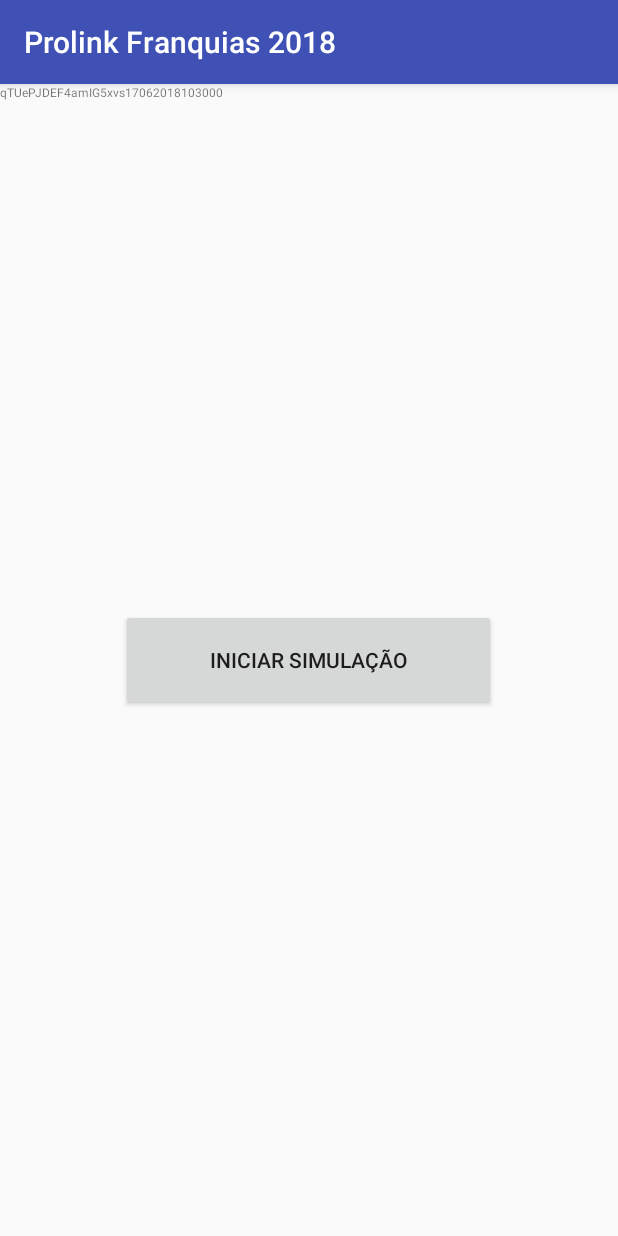
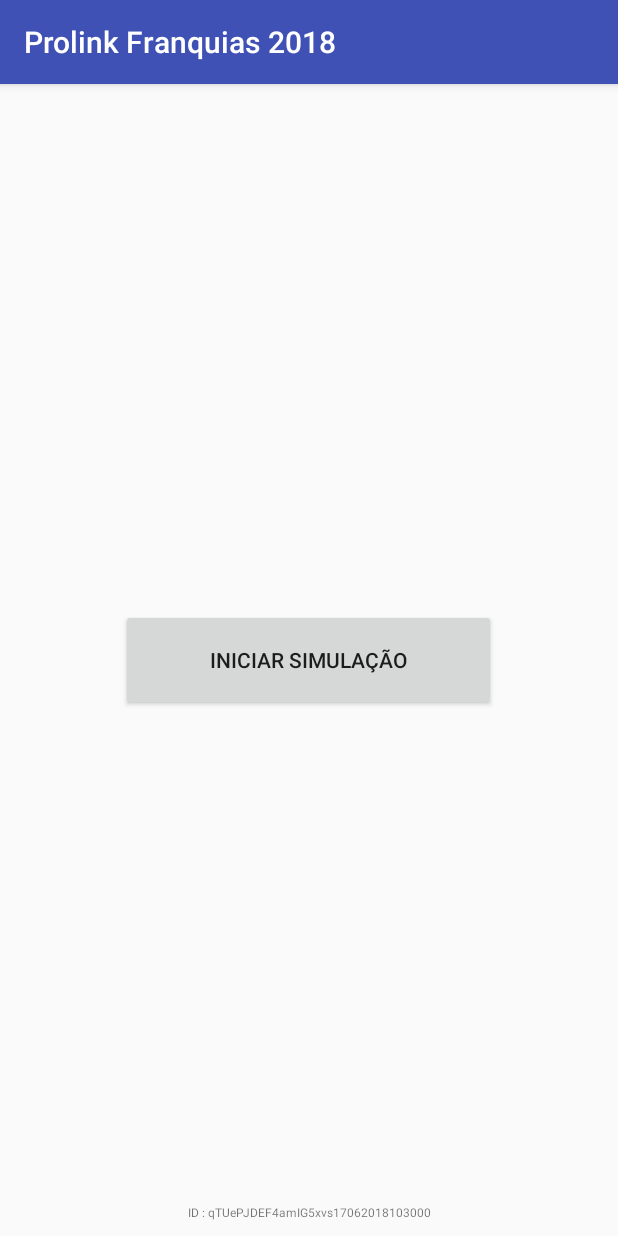
Before and after one commit to tiagods/PlkSimuladorFranquia, an Android app: the screen it shows after launch (MainActivity), on a phone screen of 412 x 824 dp. Run offline under Robolectric (Android 15) with nearby library versions, the phone set to English and light mode, and no system bars; libraries missing offline, so code that uses them is left out: com.beardedhen.androidbootstrap, com.loopj.android, cz.msebera.android; plain views replace BootstrapButton; 4 statements that could not run were skipped.

Commit message:
Aplicando segurança

```diff
--- a/app/src/main/java/com/prolink/tiago/plksimuladorfranquia/MainActivity.java
+++ b/app/src/main/java/com/prolink/tiago/plksimuladorfranquia/MainActivity.java
@@ -28,6 +28,8 @@ import java.util.Calendar;
 import java.util.List;
 import java.util.Random;
 
+import cz.msebera.android.httpclient.client.HttpResponseException;
+
 
 public class MainActivity extends AppCompatActivity implements View.OnClickListener{
 
@@ -35,9 +37,7 @@ public class MainActivity extends AppCompatActivity implements View.OnClickListe
     private TextView txVersao;
 
     private Class entity = FranquiaEscolhaActivity.class;
-    private String APP_REGISTRADO="app_registro";
     private String APP_COMERCIAL = "app_comercial";
-
     private String APP_CHAVE = "app_chave";
 
 
@@ -46,19 +46,13 @@ public class MainActivity extends AppCompatActivity implements View.OnClickListe
         super.onCreate(savedInstanceState);
         setContentView(R.layout.activity_main);
 
-        button = (BootstrapButton)findViewById(R.id.button);
+        button = findViewById(R.id.button);
         txVersao = findViewById(R.id.txVersao);
 
         button.setOnClickListener(MainActivity.this);
 
         executarAtualizacao();
         executarVerificacao();
-    }
-
-    void adicionar(String value,boolean result){
-        SharedPreferences.Editor editor = PreferenceManager.getDefaultSharedPreferences(this).edit();
-        editor.putBoolean(value,result);
-        editor.apply();
     }
     void adicionarChave(String value,String result){
         SharedPreferences.Editor editor = PreferenceManager.getDefaultSharedPreferences(this).edit();
@@ -67,7 +61,6 @@ public class MainActivity extends AppCompatActivity implements View.OnClickListe
     }
     @Override
     public void onClick(View view){
-        //CadastroActivity.class
         startActivity(new Intent(this,entity));
     }
     private void executarAtualizacao(){
@@ -89,35 +82,29 @@ public class MainActivity extends AppCompatActivity implements View.OnClickListe
     }
     private void executarVerificacao(){
         SharedPreferences preferences1 = PreferenceManager.getDefaultSharedPreferences(this);
+        String comercialUse = " : ";
         if(!preferences1.contains(APP_CHAVE)){
             adicionarChave(APP_CHAVE, gerarSerial());
         }
         if(!preferences1.contains(APP_COMERCIAL)){
             register(preferences1);
-            Log.i("COMERCIAL","SETANDO COMERCIAL...");
+            Log.i("COMERCIAL","SETANDO COMERCIAL: "+preferences1.getString(APP_CHAVE,"defaultStringIfNothingFound"));
         }
         else if(preferences1.contains(APP_COMERCIAL)){
             entity = CadastroActivity.class;
+            comercialUse = " COMERCIAL :";
             Log.i("COMERCIAL","COMERCIAL ATIVO...");
         }
         else{
             entity = FranquiaEscolhaActivity.class;
             Log.i("FRANQUIA","SETANDO FRANQUIA..."+preferences1.getString(APP_CHAVE,"defaultStringIfNothingFound"));
         }
-        txVersao.setText(preferences1.getString(APP_CHAVE,"defaultStringIfNothingFound"));
+        txVersao.setText("ID"+comercialUse+preferences1.getString(APP_CHAVE,"defaultStringIfNothingFound"));
     }
     void register(SharedPreferences preferences1){
         RegistroRestClientUsage registro = new RegistroRestClientUsage(this);
-        registro.verificarRegistro(preferences1.getString(APP_CHAVE,"defaultStringIfNothingFound"));
-        int code = registro.getCode();
-        if(code==404 || code == 204){
-            adicionar(APP_REGISTRADO,true);
-            Log.i("REGISTRO","app ,setado true");
-            if(code == 204){
-                adicionar(APP_COMERCIAL,true);
-                Log.i("REGISTRO","Comercial setado true");
-            }
-        }
+        registro.verificarRegistro(APP_COMERCIAL,preferences1.getString(APP_CHAVE, "defaultStringIfNothingFound"));
+        entity = registro.getEntity();
     }
     public String gerarSerial(){
         SimpleDateFormat sdf = new SimpleDateFormat("ddMMyyyyHHmmss");
--- a/app/src/main/java/com/prolink/tiago/plksimuladorfranquia/resources/FranquiasRestClientUsage.java
+++ b/app/src/main/java/com/prolink/tiago/plksimuladorfranquia/resources/FranquiasRestClientUsage.java
@@ -42,7 +42,7 @@ public class FranquiasRestClientUsage extends RestClient{
             url="/"+dateFormat.format(calendar.getTime())+"/periodo";
         }
         Log.v("PERIODO",url);
-        get("franquias", null, new JsonHttpResponseHandler() {
+        get(API_FRANQUIAS, null, new JsonHttpResponseHandler() {
             @Override
             public void onSuccess(int statusCode, Header[] headers, JSONObject response) {
             }
--- a/app/src/main/java/com/prolink/tiago/plksimuladorfranquia/resources/RegistroRestClientUsage.java
+++ b/app/src/main/java/com/prolink/tiago/plksimuladorfranquia/resources/RegistroRestClientUsage.java
@@ -1,11 +1,15 @@
 package com.prolink.tiago.plksimuladorfranquia.resources;
 
 import android.content.Context;
+import android.content.SharedPreferences;
 import android.net.wifi.WifiManager;
+import android.preference.PreferenceManager;
 import android.util.Log;
 
 import com.loopj.android.http.JsonHttpResponseHandler;
 import com.loopj.android.http.RequestHandle;
+import com.prolink.tiago.plksimuladorfranquia.activity.CadastroActivity;
+import com.prolink.tiago.plksimuladorfranquia.activity.FranquiaEscolhaActivity;
 import com.prolink.tiago.plksimuladorfranquia.dao.FranquiaDAO;
 import com.prolink.tiago.plksimuladorfranquia.model.Franquia;
 import com.prolink.tiago.plksimuladorfranquia.model.FranquiaPacote;
@@ -21,27 +25,33 @@ import java.util.HashSet;
 import java.util.Set;
 
 import cz.msebera.android.httpclient.Header;
+import cz.msebera.android.httpclient.client.HttpResponseException;
 
 import static java.lang.Boolean.TRUE;
 
 public class RegistroRestClientUsage extends RestClient{
     private Context context;
-    private int code = 0;
+    private Class entity = FranquiaEscolhaActivity.class;
     public RegistroRestClientUsage(Context context){
         this.context=context;
     }
-    public void verificarRegistro(String valor) {
-        get("licencas/"+valor, null, new JsonHttpResponseHandler() {
+    public void verificarRegistro(String key, String valor){
+        final String ky = key;
+        get(API_LICENCAS+"/"+valor, null, new JsonHttpResponseHandler() {
             @Override
             public void onSuccess(int statusCode, Header[] headers, JSONObject response) {
-            }
-            @Override
-            public void onSuccess(int statusCode, Header[] headers, JSONArray jsonArray) {
-                code=statusCode;
+                if(statusCode==200) {
+                    SharedPreferences.Editor editor = PreferenceManager.getDefaultSharedPreferences(context).edit();
+                    editor.putBoolean(ky, true);
+                    editor.apply();
+                    entity = CadastroActivity.class;
+                }
+                Log.i("STATUS-OBJECT",statusCode+"");
             }
         });
     }
-    public int getCode(){
-        return code;
+
+    public Class getEntity() {
+        return entity;
     }
 }
--- a/app/src/main/java/com/prolink/tiago/plksimuladorfranquia/resources/RestClient.java
+++ /dev/null
@@ -1,35 +0,0 @@
-package com.prolink.tiago.plksimuladorfranquia.resources;
-
-import android.content.Context;
-import android.util.Log;
-
-import com.loopj.android.http.AsyncHttpClient;
-import com.loopj.android.http.AsyncHttpResponseHandler;
-import com.loopj.android.http.RequestHandle;
-import com.loopj.android.http.RequestParams;
-import com.prolink.tiago.plksimuladorfranquia.R;
-
-import cz.msebera.android.httpclient.HttpEntity;
-
-public abstract class RestClient {
-    private static final String BASE_URL = "http://192.168.0.160:8080/api/";
-    public static final String API_CONTATO ="contatos";
-    public static final String API_FRANQUIAS ="franquias";
-
-    private static AsyncHttpClient client = new AsyncHttpClient();
-
-    public static void get(String url, RequestParams params, AsyncHttpResponseHandler responseHandler) {
-        client.get(getAbsoluteUrl(url), params, responseHandler);
-    }
-    public static void post(String url, RequestParams params, AsyncHttpResponseHandler responseHandler) {
-        client.post(getAbsoluteUrl(url), params, responseHandler);
-    }
-    public static void post(Context context, String url, HttpEntity entity, String contentType, AsyncHttpResponseHandler responseHandler){
-        client.post(context,getAbsoluteUrl(url),entity,contentType,responseHandler);
-    }
-    private static String getAbsoluteUrl(String relativeUrl) {
-        return BASE_URL + relativeUrl;
-    }
-
-
-}
--- a/app/src/main/res/layout/activity_main.xml
+++ b/app/src/main/res/layout/activity_main.xml
@@ -30,7 +30,11 @@
         android:id="@+id/txVersao"
         android:layout_width="wrap_content"
         android:layout_height="wrap_content"
+        android:layout_marginBottom="10dp"
+        android:layout_marginEnd="16dp"
+        android:layout_marginStart="16dp"
         android:textSize="8sp"
-        tools:layout_editor_absoluteX="16dp"
-        tools:layout_editor_absoluteY="484dp" />
+        app:layout_constraintBottom_toBottomOf="parent"
+        app:layout_constraintEnd_toEndOf="parent"
+        app:layout_constraintStart_toStartOf="parent" />
 </android.support.constraint.ConstraintLayout>
```
Also changed, not shown: app/src/main/res/layout/activity_fim.xml (+15 -2 lines), app/src/main/res/drawable/thank_you_icon.jpg.
